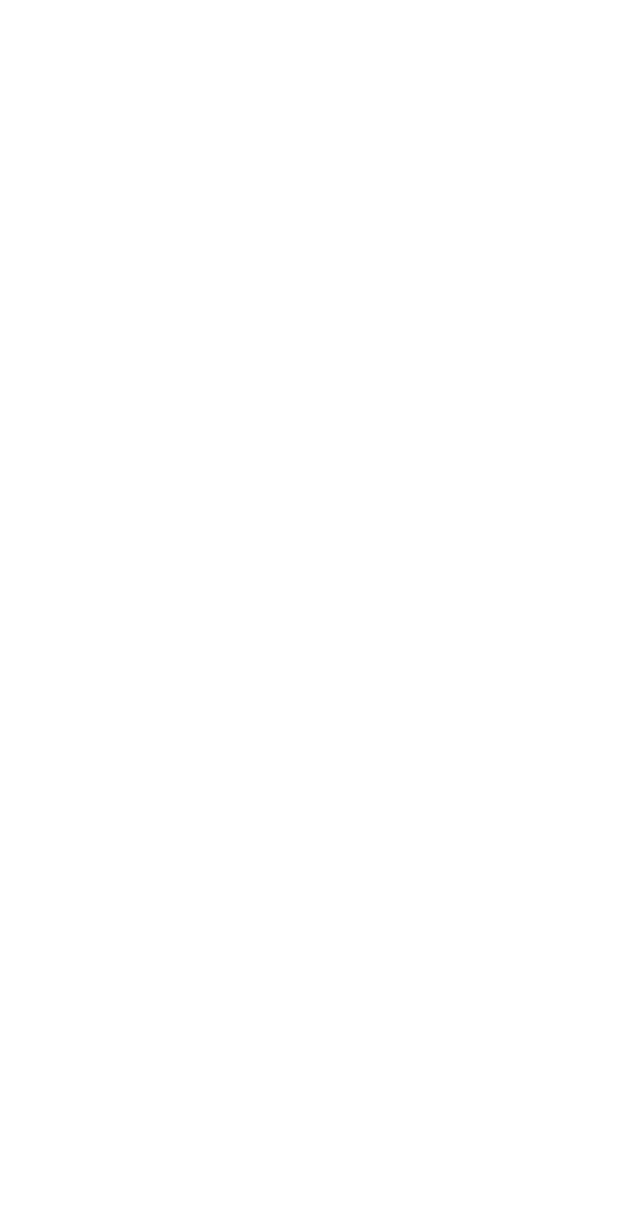
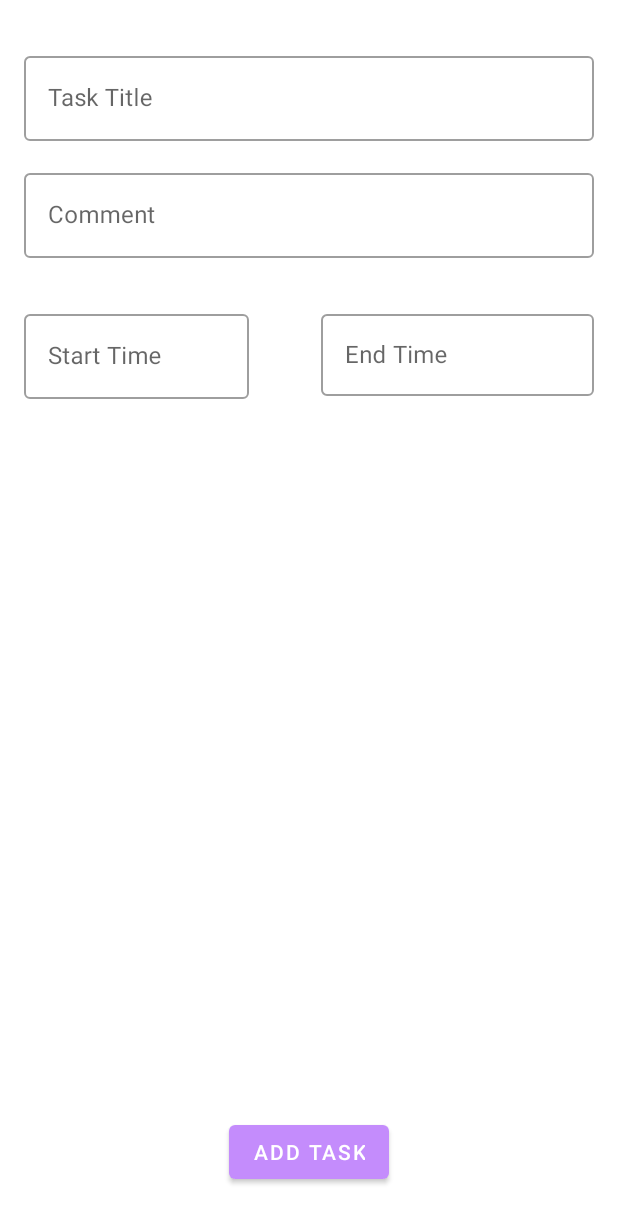
Before and after one commit to ersincoskun/manage_24_hours, an Android app: the AddTaskFragment screen opened through its navigation route, on a phone screen of 412 x 824 dp. Before the commit the part shown is empty. Shown: the top 1223 px of the screen. Run offline under Robolectric (Android 15) with nearby library versions, the phone set to English and light mode, and no system bars.

Commit message:
time picker was added to task page

```diff
--- a/app/src/main/java/com/ersincoskun/manage24hours/AddTaskFragment.kt
+++ b/app/src/main/java/com/ersincoskun/manage24hours/AddTaskFragment.kt
@@ -5,12 +5,14 @@ import android.view.LayoutInflater
 import androidx.fragment.app.Fragment
 import android.view.View
 import android.view.ViewGroup
-import android.widget.TimePicker
+import androidx.lifecycle.ViewModelProviders
 import com.ersincoskun.manage24hours.databinding.FragmentAddTaskBinding
+import com.ersincoskun.manage24hours.viewmodel.AddTaskViewModel
 
 
 class AddTaskFragment : Fragment() {
     private var _binding: FragmentAddTaskBinding? = null
+    private lateinit var viewModel: AddTaskViewModel
     private val binding get() = _binding!!
 
     override fun onCreateView(
@@ -26,5 +28,41 @@ class AddTaskFragment : Fragment() {
     override fun onViewCreated(view: View, savedInstanceState: Bundle?) {
         super.onViewCreated(view, savedInstanceState)
 
+        viewModel = ViewModelProviders.of(this).get(AddTaskViewModel::class.java)
+
+        timePicker()
+
     }
+
+
+
+    fun timePicker(){
+
+        binding.startTimeEditText.setOnFocusChangeListener { v, hasFocus ->
+            if (hasFocus) viewModel.showTimePicker(
+                requireActivity().supportFragmentManager,
+                binding.startTimeEditText
+            )
+        }
+
+        binding.startTimeEditText.setOnClickListener {
+            viewModel.showTimePicker(
+                requireActivity().supportFragmentManager,
+                binding.startTimeEditText)
+        }
+
+        binding.endTimeEditText.setOnFocusChangeListener { v, hasFocus ->
+            if (hasFocus) viewModel.showTimePicker(
+                requireActivity().supportFragmentManager,
+                binding.endTimeEditText
+            )
+        }
+
+        binding.endTimeEditText.setOnClickListener {
+            viewModel.showTimePicker(
+                requireActivity().supportFragmentManager,
+                binding.endTimeEditText)
+        }
+    }
+
 }
--- a/app/src/main/java/com/ersincoskun/manage24hours/viewmodel/AddTaskViewModel.kt
+++ b/app/src/main/java/com/ersincoskun/manage24hours/viewmodel/AddTaskViewModel.kt
@@ -1,4 +1,21 @@
 package com.ersincoskun.manage24hours.viewmodel
 
-class AddTaskViewModel {
+import androidx.fragment.app.FragmentManager
+import androidx.lifecycle.ViewModel
+import com.google.android.material.textfield.TextInputEditText
+import com.google.android.material.timepicker.MaterialTimePicker
+import com.google.android.material.timepicker.TimeFormat
+
+class AddTaskViewModel : ViewModel() {
+
+    fun showTimePicker(fragmentManager: FragmentManager, editText: TextInputEditText) {
+        val picker = MaterialTimePicker.Builder().setTimeFormat(TimeFormat.CLOCK_24H).setHour(12)
+            .setMinute(15).setTitleText("Select Start Time").build()
+
+        picker.show(fragmentManager, "tag")
+
+        picker.addOnPositiveButtonClickListener {
+            editText.setText("${if (picker.hour < 10) "0${picker.hour}" else picker.hour}:${if (picker.minute < 10) "0${picker.minute}" else picker.minute}")
+        }
+    }
 }
--- a/app/src/main/res/layout/fragment_add_task.xml
+++ b/app/src/main/res/layout/fragment_add_task.xml
@@ -6,4 +6,84 @@
     android:layout_height="match_parent"
     tools:context=".AddTaskFragment">
 
+    <com.google.android.material.textfield.TextInputLayout
+        android:id="@+id/title_text_input_layout"
+        style="@style/Widget.MaterialComponents.TextInputLayout.OutlinedBox"
+        android:layout_width="match_parent"
+        android:layout_height="wrap_content"
+        android:layout_marginStart="16dp"
+        android:layout_marginTop="32dp"
+        android:layout_marginEnd="16dp"
+        app:layout_constraintEnd_toEndOf="parent"
+        app:layout_constraintStart_toStartOf="parent"
+        app:layout_constraintTop_toTopOf="parent">
+
+        <com.google.android.material.textfield.TextInputEditText
+            android:id="@+id/title_edit_text"
+            android:layout_width="match_parent"
+            android:layout_height="wrap_content"
+            android:hint="Task Title" />
+    </com.google.android.material.textfield.TextInputLayout>
+
+    <com.google.android.material.textfield.TextInputLayout
+        android:id="@+id/comment_text_input_layout"
+        style="@style/Widget.MaterialComponents.TextInputLayout.OutlinedBox"
+        android:layout_width="match_parent"
+        android:layout_height="wrap_content"
+        android:layout_marginStart="16dp"
+        android:layout_marginTop="16dp"
+        android:layout_marginEnd="16dp"
+        app:layout_constraintEnd_toEndOf="@+id/title_text_input_layout"
+        app:layout_constraintStart_toStartOf="@+id/title_text_input_layout"
+        app:layout_constraintTop_toBottomOf="@+id/title_text_input_layout">
+
+        <com.google.android.material.textfield.TextInputEditText
+            android:id="@+id/comment_edit_text"
+            android:layout_width="match_parent"
+            android:layout_height="wrap_content"
+            android:hint="Comment" />
+    </com.google.android.material.textfield.TextInputLayout>
+
+    <com.google.android.material.textfield.TextInputLayout
+        android:id="@+id/start_time_text_input_layout"
+        style="@style/Widget.MaterialComponents.TextInputLayout.OutlinedBox"
+        android:layout_width="150dp"
+        android:layout_height="wrap_content"
+        android:layout_marginTop="32dp"
+        app:layout_constraintStart_toStartOf="@+id/comment_text_input_layout"
+        app:layout_constraintTop_toBottomOf="@+id/comment_text_input_layout">
+
+        <com.google.android.material.textfield.TextInputEditText
+            android:id="@+id/start_time_edit_text"
+            android:layout_width="match_parent"
+            android:layout_height="wrap_content"
+            android:hint="Start Time" />
+    </com.google.android.material.textfield.TextInputLayout>
+
+    <com.google.android.material.textfield.TextInputLayout
+        android:id="@+id/end_time_text_input_layout"
+        style="@style/Widget.MaterialComponents.TextInputLayout.OutlinedBox"
+        android:layout_width="182dp"
+        android:layout_height="60dp"
+        android:layout_marginTop="32dp"
+        app:layout_constraintEnd_toEndOf="@+id/comment_text_input_layout"
+        app:layout_constraintTop_toBottomOf="@+id/comment_text_input_layout">
+
+        <com.google.android.material.textfield.TextInputEditText
+            android:id="@+id/end_time_edit_text"
+            android:layout_width="match_parent"
+            android:layout_height="wrap_content"
+            android:hint="End Time" />
+    </com.google.android.material.textfield.TextInputLayout>
+
+    <Button
+        android:id="@+id/add_task_btn"
+        android:layout_width="wrap_content"
+        android:layout_height="wrap_content"
+        android:layout_marginBottom="32dp"
+        android:text="Add task"
+        app:layout_constraintBottom_toBottomOf="parent"
+        app:layout_constraintEnd_toEndOf="parent"
+        app:layout_constraintStart_toStartOf="parent" />
+
 </androidx.constraintlayout.widget.ConstraintLayout>
```
